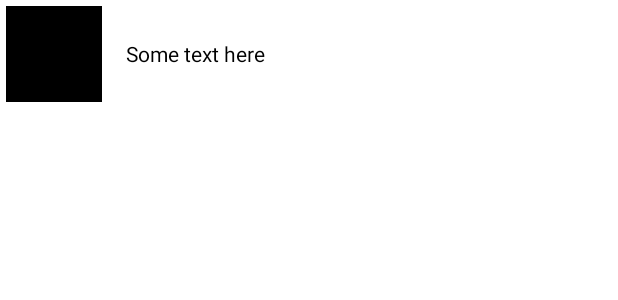
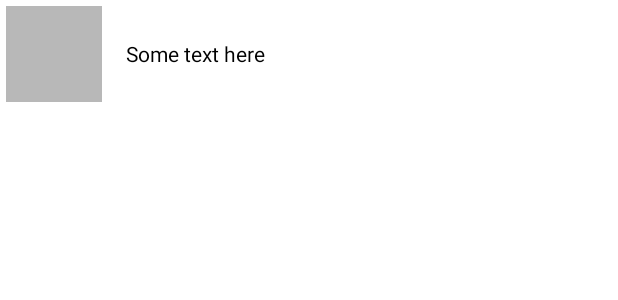
Before and after one commit to kyrillosgait/rijks-studio, an Android app: the layout item_image_with_label.xml on its own in the app's theme, with its tools: preview values and no code run, on a phone screen of 412 x 824 dp. Shown: the top 300 px of the screen. Run offline under Robolectric (Android 15) with nearby library versions, the phone set to English and light mode, and no system bars.

Commit message:
Add gray background 'placeholder' to ImageWithLabel
So the image doesn't feel like it's missing when it takes a while to load. Unfortunately the API provides no thumbnail so the full image has to be loaded.

```diff
--- a/feature/collection/src/main/res/layout/item_image_with_label.xml
+++ b/feature/collection/src/main/res/layout/item_image_with_label.xml
@@ -13,7 +13,7 @@
         android:layout_height="64dp"
         android:adjustViewBounds="true"
         android:scaleType="centerCrop"
-        tools:background="@color/black" />
+        android:background="#B8B8B8" />
 
     <TextView
         android:id="@+id/label"
```
